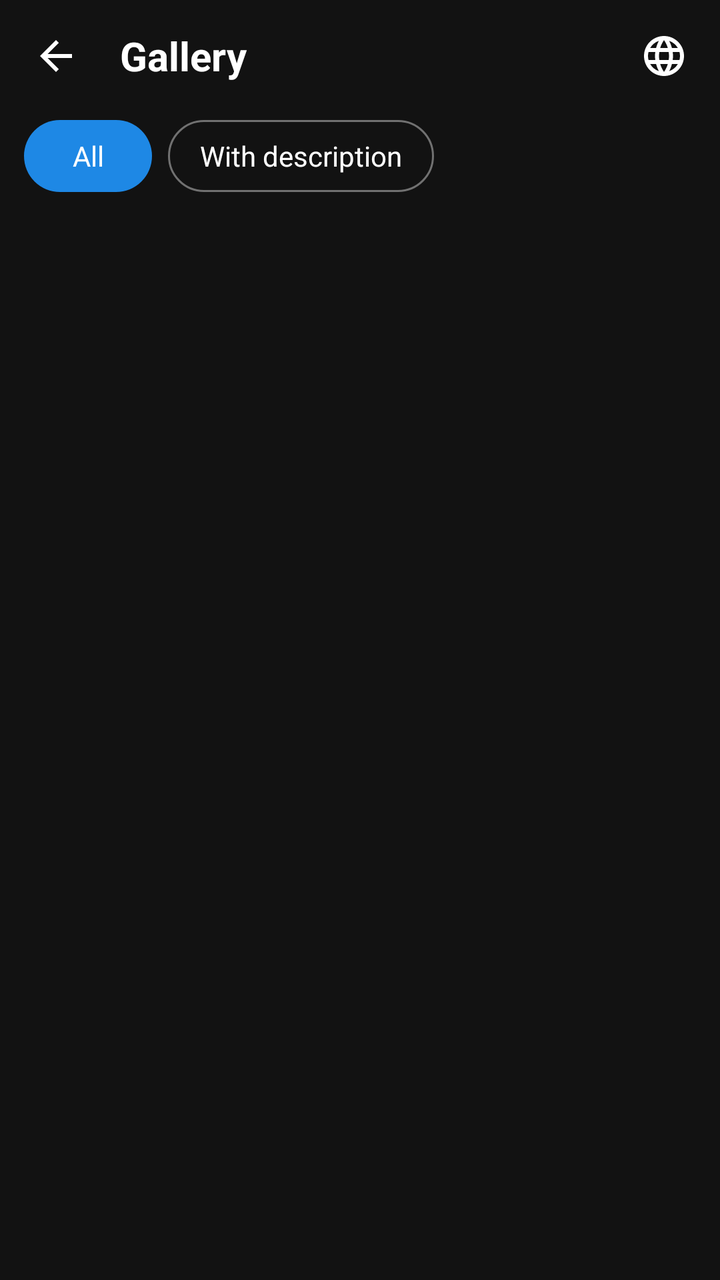
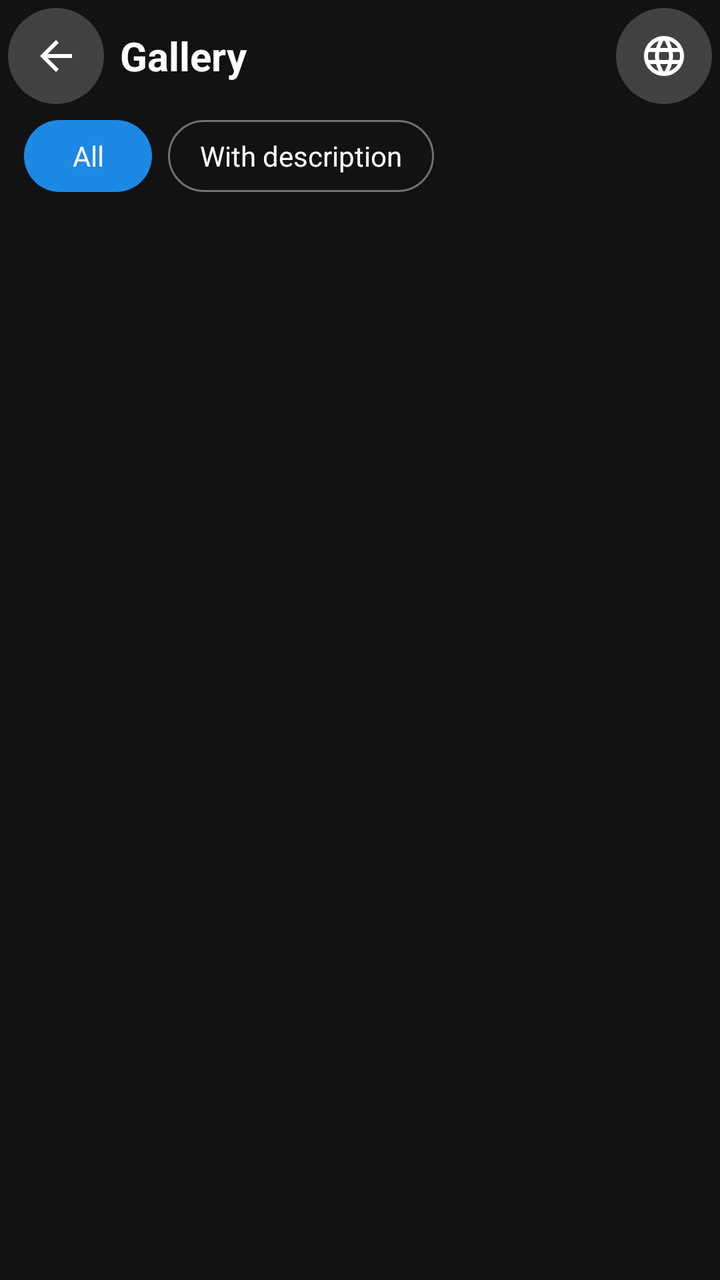

An Android layout rendered at two revisions. The XML below is the earlier revision; the diff shows what the commit changed to produce the second picture.
<!-- AndroidManifest.xml: application theme Theme.SpeakPic -->
<!-- res/layout/activity_gallery.xml -->
<?xml version="1.0" encoding="utf-8"?>
<LinearLayout xmlns:android="http://schemas.android.com/apk/res/android"
    android:id="@+id/galleryRoot"
    android:layout_width="match_parent"
    android:layout_height="match_parent"
    android:background="#121212"
    android:orientation="vertical">

    <FrameLayout
        android:layout_width="match_parent"
        android:layout_height="56dp">

        <LinearLayout
            android:id="@+id/normalBar"
            android:layout_width="match_parent"
            android:layout_height="match_parent"
            android:gravity="center_vertical"
            android:orientation="horizontal"
            android:paddingStart="4dp"
            android:paddingEnd="4dp">

            <ImageButton
                android:id="@+id/backButton"
                android:layout_width="48dp"
                android:layout_height="48dp"
                android:background="?attr/selectableItemBackgroundBorderless"
                android:contentDescription="@string/action_back"
                android:padding="12dp"
                android:src="@drawable/ic_back" />

            <TextView
                android:layout_width="0dp"
                android:layout_height="wrap_content"
                android:layout_marginStart="8dp"
                android:layout_weight="1"
                android:text="@string/gallery_title"
                android:textColor="#FFFFFF"
                android:textSize="20sp"
                android:textStyle="bold" />

            <ImageButton
                android:id="@+id/languageButton"
                android:layout_width="48dp"
                android:layout_height="48dp"
                android:background="?attr/selectableItemBackgroundBorderless"
                android:contentDescription="@string/language_title"
                android:padding="12dp"
                android:src="@drawable/ic_language" />
        </LinearLayout>

        <LinearLayout
            android:id="@+id/selectionBar"
            android:layout_width="match_parent"
            android:layout_height="match_parent"
            android:background="#1565C0"
            android:gravity="center_vertical"
            android:orientation="horizontal"
            android:paddingStart="4dp"
            android:paddingEnd="4dp"
            android:visibility="gone">

            <ImageButton
                android:id="@+id/selCancel"
                android:layout_width="48dp"
                android:layout_height="48dp"
                android:background="?attr/selectableItemBackgroundBorderless"
                android:contentDescription="@string/action_cancel"
                android:padding="12dp"
                android:src="@drawable/ic_close" />

            <TextView
                android:id="@+id/selectionCount"
                android:layout_width="0dp"
                android:layout_height="wrap_content"
                android:layout_marginStart="8dp"
                android:layout_weight="1"
                android:textColor="#FFFFFF"
                android:textSize="18sp"
                android:textStyle="bold" />

            <ImageButton
                android:id="@+id/selShare"
                android:layout_width="48dp"
                android:layout_height="48dp"
                android:background="?attr/selectableItemBackgroundBorderless"
                android:contentDescription="@string/action_share"
                android:padding="12dp"
                android:src="@drawable/ic_share" />

            <ImageButton
                android:id="@+id/selDelete"
                android:layout_width="48dp"
                android:layout_height="48dp"
                android:background="?attr/selectableItemBackgroundBorderless"
                android:contentDescription="@string/action_delete"
                android:padding="12dp"
                android:src="@drawable/ic_delete" />
        </LinearLayout>
    </FrameLayout>

    <LinearLayout
        android:layout_width="match_parent"
        android:layout_height="wrap_content"
        android:orientation="horizontal"
        android:paddingStart="12dp"
        android:paddingTop="4dp"
        android:paddingEnd="12dp"
        android:paddingBottom="8dp">

        <TextView
            android:id="@+id/chipAll"
            android:layout_width="wrap_content"
            android:layout_height="36dp"
            android:background="@drawable/chip_on"
            android:gravity="center"
            android:minWidth="64dp"
            android:paddingStart="16dp"
            android:paddingEnd="16dp"
            android:text="@string/filter_all"
            android:textColor="#FFFFFF"
            android:textSize="14sp" />

        <TextView
            android:id="@+id/chipNoted"
            android:layout_width="wrap_content"
            android:layout_height="36dp"
            android:layout_marginStart="8dp"
            android:background="@drawable/chip_off"
            android:gravity="center"
            android:paddingStart="16dp"
            android:paddingEnd="16dp"
            android:text="@string/filter_noted"
            android:textColor="#FFFFFF"
            android:textSize="14sp" />
    </LinearLayout>

    <LinearLayout
        android:id="@+id/permBanner"
        android:layout_width="match_parent"
        android:layout_height="wrap_content"
        android:background="@drawable/banner_bg"
        android:gravity="center_vertical"
        android:orientation="horizontal"
        android:padding="12dp"
        android:visibility="gone">

        <TextView
            android:layout_width="0dp"
            android:layout_height="wrap_content"
            android:layout_weight="1"
            android:text="@string/perm_banner"
            android:textColor="#CFD8DC"
            android:textSize="13sp" />

        <TextView
            android:id="@+id/permGrant"
            android:layout_width="wrap_content"
            android:layout_height="36dp"
            android:layout_marginStart="12dp"
            android:background="@drawable/chip_on"
            android:gravity="center"
            android:paddingStart="14dp"
            android:paddingEnd="14dp"
            android:text="@string/perm_grant"
            android:textColor="#FFFFFF"
            android:textSize="13sp"
            android:textStyle="bold" />
    </LinearLayout>

    <FrameLayout
        android:layout_width="match_parent"
        android:layout_height="0dp"
        android:layout_weight="1">

        <androidx.recyclerview.widget.RecyclerView
            android:id="@+id/recycler"
            android:layout_width="match_parent"
            android:layout_height="match_parent"
            android:padding="2dp" />

        <TextView
            android:id="@+id/emptyText"
            android:layout_width="wrap_content"
            android:layout_height="wrap_content"
            android:layout_gravity="center"
            android:gravity="center"
            android:padding="24dp"
            android:textColor="#AAAAAA"
            android:textSize="15sp"
            android:visibility="gone" />

        <ProgressBar
            android:id="@+id/progress"
            android:layout_width="wrap_content"
            android:layout_height="wrap_content"
            android:layout_gravity="center"
            android:visibility="gone" />
    </FrameLayout>
</LinearLayout>
<!-- resources referenced by this layout -->
<resources>
  <!-- drawable banner_bg (drawable) -->
  <?xml version="1.0" encoding="utf-8"?>
  <shape xmlns:android="http://schemas.android.com/apk/res/android" android:shape="rectangle">
  <solid android:color="#263238"/>
  </shape>
  <!-- drawable chip_off (drawable) -->
  <?xml version="1.0" encoding="utf-8"?>
  <shape xmlns:android="http://schemas.android.com/apk/res/android" android:shape="rectangle">
  <solid android:color="#00000000"/><stroke android:width="1dp" android:color="#66FFFFFF"/><corners android:radius="18dp"/>
  </shape>
  <!-- drawable chip_on (drawable) -->
  <?xml version="1.0" encoding="utf-8"?>
  <shape xmlns:android="http://schemas.android.com/apk/res/android" android:shape="rectangle">
  <solid android:color="#1E88E5"/><corners android:radius="18dp"/>
  </shape>
  <!-- drawable ic_back (drawable) -->
  <?xml version="1.0" encoding="utf-8"?>
  <vector xmlns:android="http://schemas.android.com/apk/res/android"
      android:width="24dp" android:height="24dp"
      android:viewportWidth="24" android:viewportHeight="24">
      <path android:fillColor="#FFFFFFFF" android:pathData="M20,11H7.83l5.59,-5.59L12,4l-8,8 8,8 1.41,-1.41L7.83,13H20v-2z"/>
  </vector>
  <!-- drawable ic_close (drawable) -->
  <?xml version="1.0" encoding="utf-8"?>
  <vector xmlns:android="http://schemas.android.com/apk/res/android"
      android:width="24dp" android:height="24dp"
      android:viewportWidth="24" android:viewportHeight="24">
      <path android:fillColor="#FFFFFFFF" android:pathData="M19,6.41L17.59,5 12,10.59 6.41,5 5,6.41 10.59,12 5,17.59 6.41,19 12,13.41 17.59,19 19,17.59 13.41,12z"/>
  </vector>
  <!-- drawable ic_delete (drawable) -->
  <?xml version="1.0" encoding="utf-8"?>
  <vector xmlns:android="http://schemas.android.com/apk/res/android"
      android:width="24dp" android:height="24dp"
      android:viewportWidth="24" android:viewportHeight="24">
      <path android:fillColor="#FFFFFFFF" android:pathData="M6,19c0,1.1 0.9,2 2,2h8c1.1,0 2,-0.9 2,-2V7H6v12zM19,4h-3.5l-1,-1h-5l-1,1H5v2h14V4z"/>
  </vector>
  <!-- drawable ic_share (drawable) -->
  <?xml version="1.0" encoding="utf-8"?>
  <vector xmlns:android="http://schemas.android.com/apk/res/android"
      android:width="24dp" android:height="24dp"
      android:viewportWidth="24" android:viewportHeight="24">
      <path android:fillColor="#FFFFFFFF" android:pathData="M18,16.08c-0.76,0 -1.44,0.3 -1.96,0.77L8.91,12.7c0.05,-0.23 0.09,-0.46 0.09,-0.7s-0.04,-0.47 -0.09,-0.7l7.05,-4.11c0.54,0.5 1.25,0.81 2.04,0.81 1.66,0 3,-1.34 3,-3s-1.34,-3 -3,-3 -3,1.34 -3,3c0,0.24 0.04,0.47 0.09,0.7L8.04,9.81C7.5,9.31 6.79,9 6,9c-1.66,0 -3,1.34 -3,3s1.34,3 3,3c0.79,0 1.5,-0.31 2.04,-0.81l7.12,4.16c-0.05,0.21 -0.08,0.43 -0.08,0.65 0,1.61 1.31,2.92 2.92,2.92 1.61,0 2.92,-1.31 2.92,-2.92s-1.31,-2.92 -2.92,-2.92z"/>
  </vector>
  <string name="action_back">Back</string>
  <string name="action_cancel">Cancel</string>
  <string name="action_delete">Delete</string>
  <string name="action_share">Share</string>
  <string name="filter_all">All</string>
  <string name="filter_noted">With description</string>
  <string name="gallery_title">Gallery</string>
  <string name="language_title">Language</string>
  <string name="perm_banner">Allow access to all your photos to see and describe pictures taken with other apps.</string>
  <string name="perm_grant">Allow access</string>
  <style name="Theme.SpeakPic" parent="Theme.AppCompat.DayNight.NoActionBar">
          <item name="android:windowBackground">@color/black</item>
      </style>
  <color name="black">#FF000000</color>
  <!-- unchanged entries left out for length: 1 -->
</resources>

<!-- the commit's change to res/layout/activity_gallery.xml (unified diff, before → after) -->
@@ -23,7 +23,7 @@
                 android:id="@+id/backButton"
                 android:layout_width="48dp"
                 android:layout_height="48dp"
-                android:background="?attr/selectableItemBackgroundBorderless"
+                android:background="@drawable/icon_btn_bg"
                 android:contentDescription="@string/action_back"
                 android:padding="12dp"
                 android:src="@drawable/ic_back" />
@@ -40,9 +40,10 @@
 
             <ImageButton
                 android:id="@+id/languageButton"
-                android:layout_width="48dp"
-                android:layout_height="48dp"
-                android:background="?attr/selectableItemBackgroundBorderless"
+            android:layout_marginStart="6dp"
+                android:layout_width="48dp"
+                android:layout_height="48dp"
+                android:background="@drawable/icon_btn_bg"
                 android:contentDescription="@string/language_title"
                 android:padding="12dp"
                 android:src="@drawable/ic_language" />
@@ -63,7 +64,7 @@
                 android:id="@+id/selCancel"
                 android:layout_width="48dp"
                 android:layout_height="48dp"
-                android:background="?attr/selectableItemBackgroundBorderless"
+                android:background="@drawable/icon_btn_bg"
                 android:contentDescription="@string/action_cancel"
                 android:padding="12dp"
                 android:src="@drawable/ic_close" />
@@ -80,18 +81,20 @@
 
             <ImageButton
                 android:id="@+id/selShare"
-                android:layout_width="48dp"
-                android:layout_height="48dp"
-                android:background="?attr/selectableItemBackgroundBorderless"
+            android:layout_marginStart="6dp"
+                android:layout_width="48dp"
+                android:layout_height="48dp"
+                android:background="@drawable/icon_btn_bg"
                 android:contentDescription="@string/action_share"
                 android:padding="12dp"
                 android:src="@drawable/ic_share" />
 
             <ImageButton
                 android:id="@+id/selDelete"
-                android:layout_width="48dp"
-                android:layout_height="48dp"
-                android:background="?attr/selectableItemBackgroundBorderless"
+            android:layout_marginStart="6dp"
+                android:layout_width="48dp"
+                android:layout_height="48dp"
+                android:background="@drawable/icon_btn_bg"
                 android:contentDescription="@string/action_delete"
                 android:padding="12dp"
                 android:src="@drawable/ic_delete" />
<!-- resource entries referenced after the edit -->
@@ -43,6 +43,11 @@
       android:viewportWidth="24" android:viewportHeight="24">
       <path android:fillColor="#FFFFFFFF" android:pathData="M18,16.08c-0.76,0 -1.44,0.3 -1.96,0.77L8.91,12.7c0.05,-0.23 0.09,-0.46 0.09,-0.7s-0.04,-0.47 -0.09,-0.7l7.05,-4.11c0.54,0.5 1.25,0.81 2.04,0.81 1.66,0 3,-1.34 3,-3s-1.34,-3 -3,-3 -3,1.34 -3,3c0,0.24 0.04,0.47 0.09,0.7L8.04,9.81C7.5,9.31 6.79,9 6,9c-1.66,0 -3,1.34 -3,3s1.34,3 3,3c0.79,0 1.5,-0.31 2.04,-0.81l7.12,4.16c-0.05,0.21 -0.08,0.43 -0.08,0.65 0,1.61 1.31,2.92 2.92,2.92 1.61,0 2.92,-1.31 2.92,-2.92s-1.31,-2.92 -2.92,-2.92z"/>
   </vector>
+  <!-- drawable icon_btn_bg (drawable) -->
+  <?xml version="1.0" encoding="utf-8"?>
+  <shape xmlns:android="http://schemas.android.com/apk/res/android" android:shape="oval">
+  <solid android:color="#33FFFFFF"/>
+  </shape>
   <string name="action_back">Back</string>
   <string name="action_cancel">Cancel</string>
   <string name="action_delete">Delete</string>
